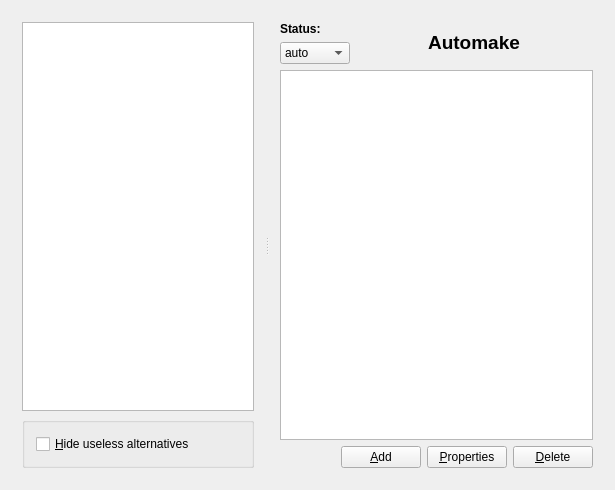
Qt form src/mainwindow.ui (KDE/kalternatives) before a commit.
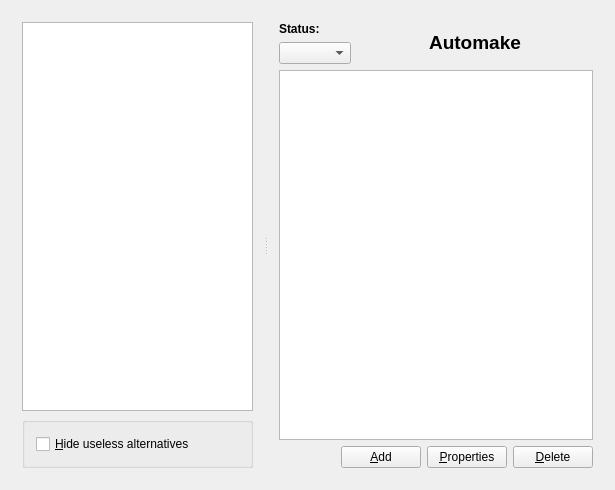
The same form after that commit. Custom widgets are drawn as their Qt base class.

```diff
--- a/src/mainwindow.ui
+++ b/src/mainwindow.ui
@@ -108,16 +108,6 @@
                <verstretch>0</verstretch>
               </sizepolicy>
              </property>
-             <item>
-              <property name="text" >
-               <string>auto</string>
-              </property>
-             </item>
-             <item>
-              <property name="text" >
-               <string>manual</string>
-              </property>
-             </item>
             </widget>
            </item>
           </layout>
```
